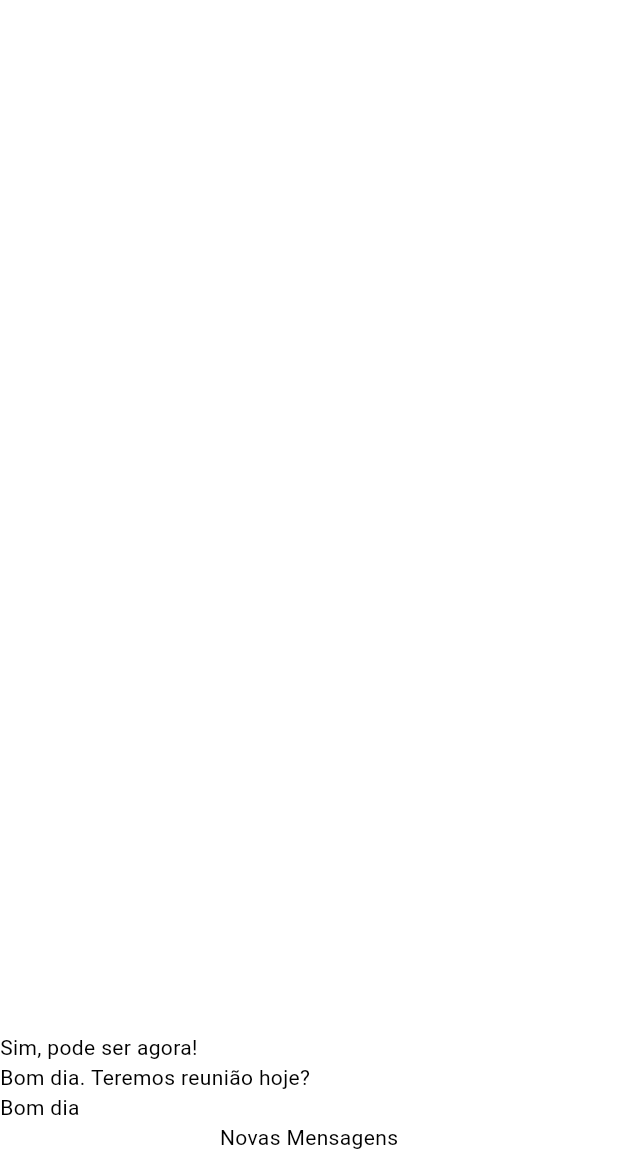
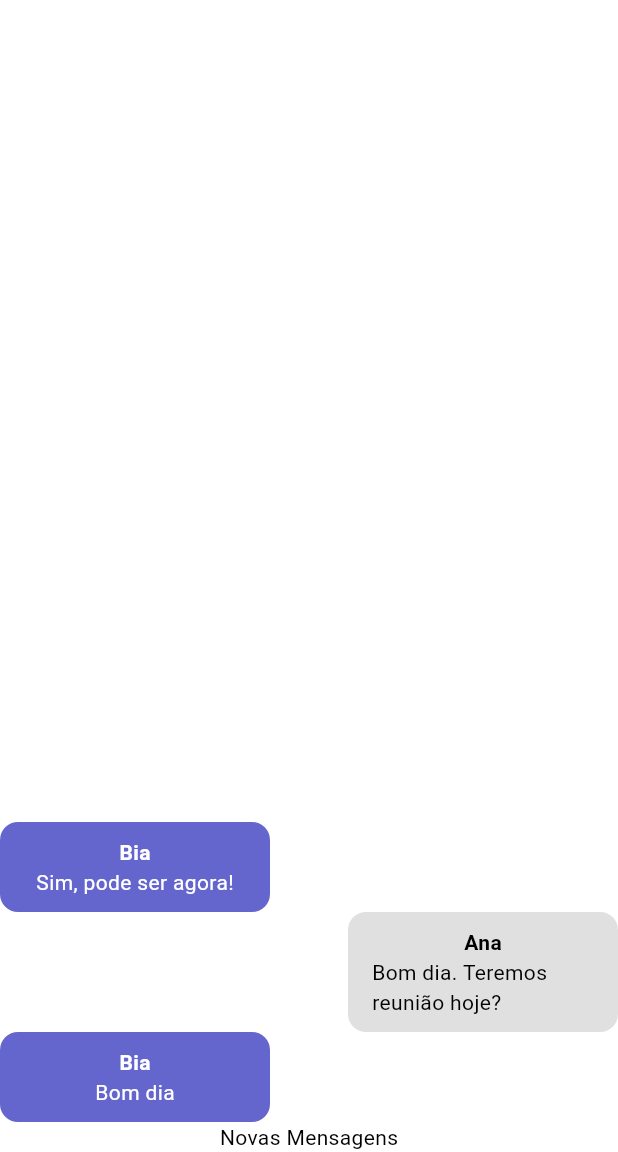
Before and after one commit to Esc9919/chat, a Flutter app: the screen it shows after launch, on a phone screen of 412 x 824 dp, the part 84-1236 px from its top. Run offline on Flutter 3.47's test engine with Material 3 defaults, Android fonts, the phone set to English and light mode, and no system bars; our stand-ins replace image_picker; accounts and stored records are empty.

Commit message:
Criação do Message Bubble

```diff
--- /dev/null
+++ b/lib/components/message_bubble.dart
@@ -0,0 +1,51 @@
+import 'package:chat/core/models/chat_message.dart';
+import 'package:flutter/material.dart';
+
+class MessageBubble extends StatelessWidget {
+  final ChatMessage message;
+  final bool belongToCurrentUser;
+  const MessageBubble({
+    required this.message,
+    required this.belongToCurrentUser,
+    super.key,
+  });
+
+  @override
+  Widget build(BuildContext context) {
+    return Row(
+      mainAxisAlignment:
+          belongToCurrentUser ? MainAxisAlignment.end : MainAxisAlignment.start,
+      children: [
+        Container(
+          decoration: BoxDecoration(
+            color: belongToCurrentUser
+                ? Colors.grey.shade300
+                : Theme.of(context).colorScheme.secondary,
+            borderRadius: const BorderRadius.all(Radius.circular(12)),
+          ),
+          width: 180,
+          padding: const EdgeInsets.symmetric(
+            vertical: 10,
+            horizontal: 16,
+          ),
+          child: Column(
+            children: [
+              Text(
+                message.userName,
+                style: TextStyle(
+                    color: belongToCurrentUser ? Colors.black : Colors.white,
+                    fontWeight: FontWeight.bold),
+              ),
+              Text(
+                message.text,
+                style: TextStyle(
+                  color: belongToCurrentUser ? Colors.black : Colors.white,
+                ),
+              ),
+            ],
+          ),
+        ),
+      ],
+    );
+  }
+}
--- a/lib/components/messages.dart
+++ b/lib/components/messages.dart
@@ -1,4 +1,6 @@
+import 'package:chat/components/message_bubble.dart';
 import 'package:chat/core/models/chat_message.dart';
+import 'package:chat/core/service/auth/auth_service.dart';
 import 'package:chat/core/service/chat/chat_service.dart';
 import 'package:flutter/material.dart';
 
@@ -7,6 +9,9 @@ class Messages extends StatelessWidget {
 
   @override
   Widget build(BuildContext context) {
+
+    final currentUser = AuthService().currentUser;
+
     return StreamBuilder<List<ChatMessage>>(
       stream: ChatService().messagesStream(),
       builder: (ctx, snapshot) {
@@ -19,7 +24,11 @@ class Messages extends StatelessWidget {
           return ListView.builder(
             reverse: true,
             itemCount: msgs.length,
-            itemBuilder: (ctx, i) => Text(msgs[i].text),
+            itemBuilder: (ctx, i) => MessageBubble(
+              key: ValueKey(msgs[i].id),
+              message: msgs[i],
+              belongToCurrentUser: currentUser?.id == msgs[i].userId,
+            ),
           );
         }
       },
--- a/lib/core/service/auth/auth_mock_service.dart
+++ b/lib/core/service/auth/auth_mock_service.dart
@@ -7,9 +7,9 @@ import 'package:chat/core/service/auth/auth_service.dart';
 
 class AuthMockService implements AuthService {
   static const _defaultUser = ChatUser(
-    id: '1',
-    name: 'Teste',
-    email: 'teste@gmail.com',
+    id: '456',
+    name: 'ana',
+    email: 'ana@gmail.com',
     imageURL: 'lib\\assets\\images\\avatar.png',
   );
 
--- a/lib/main.dart
+++ b/lib/main.dart
@@ -15,7 +15,7 @@ class MyApp extends StatelessWidget {
       theme: ThemeData(
         colorScheme: ColorScheme.fromSwatch().copyWith(
             primary: Colors.blue[900],
-            secondary: Colors.red,
+            secondary: const Color.fromARGB(255, 100, 102, 206),
             outline: Colors.white,
           ),
           canvasColor: Colors.white,
```
